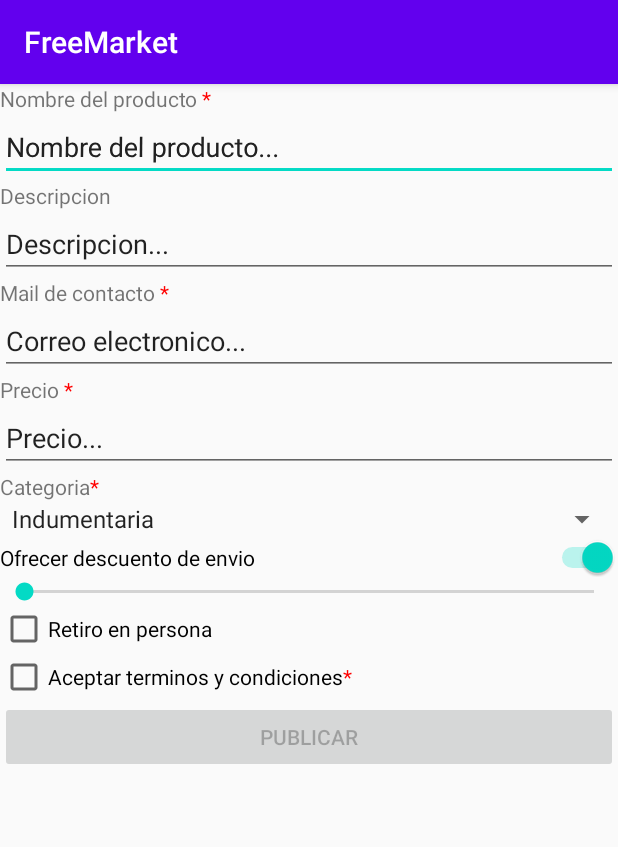
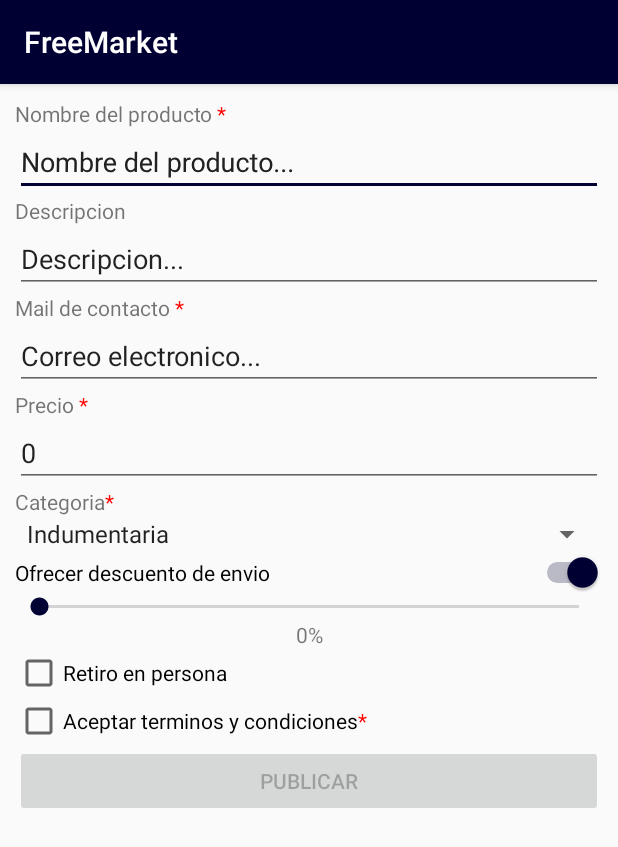
Before and after one commit to JU4N98/FreeMarket, an Android app: the screen it shows after launch (MainActivity), after a tap on "Ofrecer descuento de envio", on a phone screen of 412 x 824 dp. Shown: the top 847 px of the screen. Run offline under Robolectric (Android 15) with nearby library versions, the phone set to English and light mode, and no system bars.

Commit message:
Changes style

```diff
--- a/app/src/main/java/com/example/freemarket/MainActivity.java
+++ b/app/src/main/java/com/example/freemarket/MainActivity.java
@@ -6,15 +6,15 @@ import android.view.View;
 import android.widget.Button;
 import android.widget.CheckBox;
 import android.widget.EditText;
+import android.widget.LinearLayout;
 import android.widget.SeekBar;
-import android.widget.Spinner;
 import android.widget.Switch;
 import android.widget.TextView;
 import android.widget.Toast;
 
 import java.util.regex.Pattern;
 
-public class MainActivity extends AppCompatActivity{
+public class MainActivity extends AppCompatActivity {
 
     @Override
     protected void onCreate(Bundle savedInstanceState) {
@@ -24,6 +24,7 @@ public class MainActivity extends AppCompatActivity{
         CheckBox checkBoxRetiro = findViewById(R.id.checkBoxRetiro);
         Switch switchDescuento = findViewById(R.id.switchDescuento);
         SeekBar seekBarDescuento = findViewById(R.id.seekBarDescuento);
+        TextView textViewPorcentaje = findViewById(R.id.textViewPorcentaje);
         TextView textViewDireccionRetiro = findViewById(R.id.textViewDireccion);
         EditText editTextDireccionRetiro = findViewById((R.id.editTextDireccion));
         CheckBox checkBoxTyC = findViewById(R.id.checkBoxTyC);
@@ -34,33 +35,55 @@ public class MainActivity extends AppCompatActivity{
 
         editTextDireccionRetiro.setVisibility(View.GONE);
         textViewDireccionRetiro.setVisibility(View.GONE);
-        checkBoxRetiro.setOnClickListener(e->{
-            if(checkBoxRetiro.isChecked()){
+        checkBoxRetiro.setOnClickListener(e -> {
+            if (checkBoxRetiro.isChecked()) {
                 editTextDireccionRetiro.setVisibility(View.VISIBLE);
                 textViewDireccionRetiro.setVisibility(View.VISIBLE);
-            }else{
+            } else {
                 editTextDireccionRetiro.setVisibility(View.GONE);
                 textViewDireccionRetiro.setVisibility(View.GONE);
             }
         });
 
         seekBarDescuento.setVisibility(View.GONE);
-        switchDescuento.setOnClickListener(e->{
-            if(switchDescuento.isChecked()) seekBarDescuento.setVisibility(View.VISIBLE);
-            else seekBarDescuento.setVisibility(View.GONE);
+        textViewPorcentaje.setVisibility(View.GONE);
+        switchDescuento.setOnClickListener(e -> {
+            if (switchDescuento.isChecked()) {
+                seekBarDescuento.setVisibility(View.VISIBLE);
+                textViewPorcentaje.setVisibility(View.VISIBLE);
+            } else {
+                seekBarDescuento.setVisibility(View.GONE);
+                textViewPorcentaje.setVisibility(View.GONE);
+            }
+        });
+
+        textViewPorcentaje.setText(seekBarDescuento.getProgress() + "%");
+        seekBarDescuento.setOnSeekBarChangeListener(new SeekBar.OnSeekBarChangeListener() {
+            @Override
+            public void onProgressChanged(SeekBar seekBar, int progress, boolean fromUser) {
+                textViewPorcentaje.setText(seekBarDescuento.getProgress() + "%");
+            }
+
+            @Override
+            public void onStartTrackingTouch(SeekBar seekBar) {
+            }
+
+            @Override
+            public void onStopTrackingTouch(SeekBar seekBar) {
+            }
         });
 
         buttonPublicar.setEnabled(false);
-        checkBoxTyC.setOnClickListener(e->{
-            if(checkBoxTyC.isChecked()) buttonPublicar.setEnabled(true);
+        checkBoxTyC.setOnClickListener(e -> {
+            if (checkBoxTyC.isChecked()) buttonPublicar.setEnabled(true);
             else buttonPublicar.setEnabled(false);
         });
 
 
-        buttonPublicar.setOnClickListener(e->{
+        buttonPublicar.setOnClickListener(e -> {
             int duration = Toast.LENGTH_SHORT;
             Toast toast = Toast.makeText(this, validarCampos(editTextDireccionRetiro, editTextTitulo, editTextPrecio, checkBoxRetiro,
-            switchDescuento, seekBarDescuento, editTextEmail), duration);
+                    switchDescuento, seekBarDescuento, editTextEmail), duration);
             toast.show();
         });
 
@@ -69,34 +92,32 @@ public class MainActivity extends AppCompatActivity{
 
 
     private CharSequence validarCampos(EditText retiro, EditText titulo, EditText precio, CheckBox retiroCheck,
-                                        Switch switchDescuento, SeekBar seekDescuento, EditText email){
+                                       Switch switchDescuento, SeekBar seekDescuento, EditText email) {
         // Regex
         Pattern patternEmail = Pattern.compile("^[a-zA-Z0-9_!#$%&’*+/=?`{|}~^.-]+@[a-zA-Z0-9.-]+$");
         Pattern patternCampos = Pattern.compile("^[a-zA-Z0-9.,\n ]*$");
 
 
         // Campos obligatorios
-        if(titulo.getText().length() ==0 || precio.getText().length() == 0 || (retiroCheck.isChecked() && retiro.getText().length() == 0))
+        if (titulo.getText().length() == 0 || precio.getText().length() == 0 || (retiroCheck.isChecked() && retiro.getText().length() == 0))
             return "ERROR: Debe completar los campos marcados con *";
 
         // Descuento mayor a 0
-        if(switchDescuento.isChecked() && seekDescuento.getProgress()<=0)
+        if (switchDescuento.isChecked() && seekDescuento.getProgress() <= 0)
             return "ERROR: No puede ofrecer un descuento de 0%, suba el descuento o desmarque la opcion";
 
         // Precio mayor a 0
-        if(Float.parseFloat(String.valueOf(precio.getText())) <= 0)
+        if (Float.parseFloat(String.valueOf(precio.getText())) <= 0)
             return "ERROR: El precio debe ser mayor a cero";
 
         // Email con Regex
-        if(!patternEmail.matcher(email.getText()).matches())
+        if (!patternEmail.matcher(email.getText()).matches())
             return "ERROR: El email ingresado no es valido";
 
         // Campos Regex
-        if(!patternCampos.matcher(titulo.getText()).matches() || !patternCampos.matcher(precio.getText()).matches()
-            || (retiroCheck.isChecked() && !patternCampos.matcher(retiro.getText()).matches()))
+        if (!patternCampos.matcher(titulo.getText()).matches() || !patternCampos.matcher(precio.getText()).matches()
+                || (retiroCheck.isChecked() && !patternCampos.matcher(retiro.getText()).matches()))
             return "ERROR: Uno o mas campos invalidos. Verifique que solo contengan letras, numeros, puntos, comas o saltos de linea";
-
-
 
 
         return "Éxito";
--- a/app/src/main/res/layout/activity_main.xml
+++ b/app/src/main/res/layout/activity_main.xml
@@ -5,6 +5,9 @@
     android:layout_width="match_parent"
     android:layout_height="match_parent"
     android:orientation="vertical"
+    android:layout_marginTop="10dp"
+    android:layout_marginLeft="10dp"
+    android:layout_marginRight="10dp"
     tools:context=".MainActivity">
 
     <TextView
@@ -36,7 +39,7 @@
         android:ems="10"
         android:gravity="start|top"
         android:inputType="textMultiLine"
-        android:text="@string/et_description"/>
+        android:text="@string/et_description" />
 
     <TextView
         android:id="@+id/textViewCorreo"
@@ -50,7 +53,7 @@
         android:layout_height="wrap_content"
         android:ems="10"
         android:inputType="textEmailAddress"
-        android:text="@string/et_contact_email"/>
+        android:text="@string/et_contact_email" />
 
     <TextView
         android:id="@+id/textViewPrecio"
@@ -64,7 +67,7 @@
         android:layout_height="wrap_content"
         android:ems="10"
         android:inputType="numberDecimal"
-        android:text="@string/et_price"/>
+        android:text="@string/et_price" />
 
     <TextView
         android:id="@+id/textViewCategoria"
@@ -89,6 +92,13 @@
         android:layout_width="match_parent"
         android:layout_height="wrap_content"
         android:max="100" />
+
+    <TextView
+        android:id="@+id/textViewPorcentaje"
+        android:layout_width="match_parent"
+        android:layout_height="wrap_content"
+        android:gravity="center"
+        android:text="TextView" />
 
     <CheckBox
         android:id="@+id/checkBoxRetiro"
--- a/app/src/main/res/values-night/themes.xml
+++ b/app/src/main/res/values-night/themes.xml
@@ -2,9 +2,11 @@
     <!-- Base application theme. -->
     <style name="Theme.FreeMarket" parent="Theme.AppCompat.Light.DarkActionBar">
         <!-- Primary brand color. -->
-        <item name="colorPrimary">@color/purple_200</item>
-        <item name="colorPrimaryDark">@color/purple_700</item>
-        <item name="colorAccent">@color/teal_200</item>
+        <item name="colorPrimary">@color/dark</item>
+        <item name="colorPrimaryDark">@color/dark</item>
+        <item name="colorAccent">@color/white</item>
+        <item name="android:navigationBarColor">@color/dark</item>
+        <item name="android:textColorPrimary">@color/white</item>
         <!-- Customize your theme here. -->
     </style>
 </resources>
--- a/app/src/main/res/values/colors.xml
+++ b/app/src/main/res/values/colors.xml
@@ -7,4 +7,6 @@
     <color name="teal_700">#FF018786</color>
     <color name="black">#FF000000</color>
     <color name="white">#FFFFFFFF</color>
+    <color name="orange">#ff6600</color>
+    <color name="dark">#000033</color>>
 </resources>
--- a/app/src/main/res/values/strings.xml
+++ b/app/src/main/res/values/strings.xml
@@ -7,7 +7,7 @@
     <string name="contact_email">Mail de contacto <font color='#ff0000'>*</font></string>
     <string name="et_contact_email">Correo electronico...</string>
     <string name="price">Precio <font color='#ff0000'>*</font></string>
-    <string name="et_price">Precio...</string>
+    <string name="et_price">0</string>
     <string name="category">Categoria<font color='#ff0000'>*</font></string>
     <string name="offer_discount">Ofrecer descuento de envio</string>
     <string name="personal_withdrawal">Retiro en persona</string>
--- a/app/src/main/res/values/themes.xml
+++ b/app/src/main/res/values/themes.xml
@@ -2,9 +2,9 @@
     <!-- Base application theme. -->
     <style name="Theme.FreeMarket" parent="Theme.AppCompat.Light.DarkActionBar">
         <!-- Primary brand color. -->
-        <item name="colorPrimary">@color/purple_500</item>
-        <item name="colorPrimaryDark">@color/purple_700</item>
-        <item name="colorAccent">@color/teal_200</item>
+        <item name="colorPrimary">@color/dark</item>
+        <item name="colorPrimaryDark">@color/dark</item>
+        <item name="colorAccent">@color/dark</item>
         <!-- Customize your theme here. -->
     </style>
 </resources>
```
